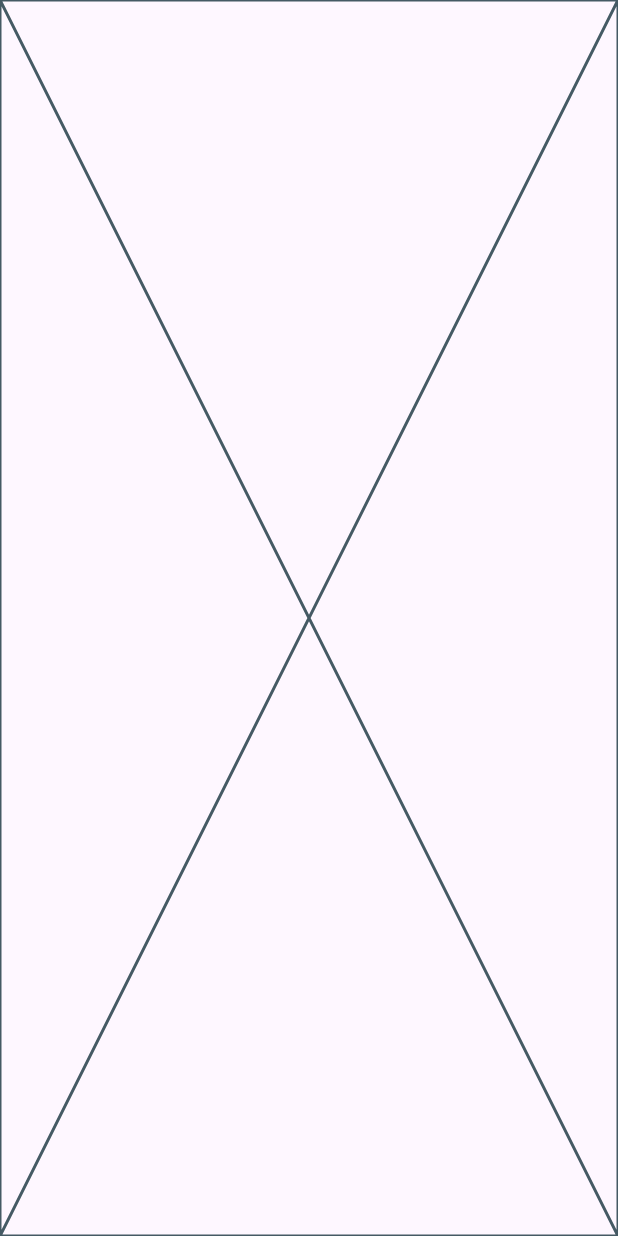
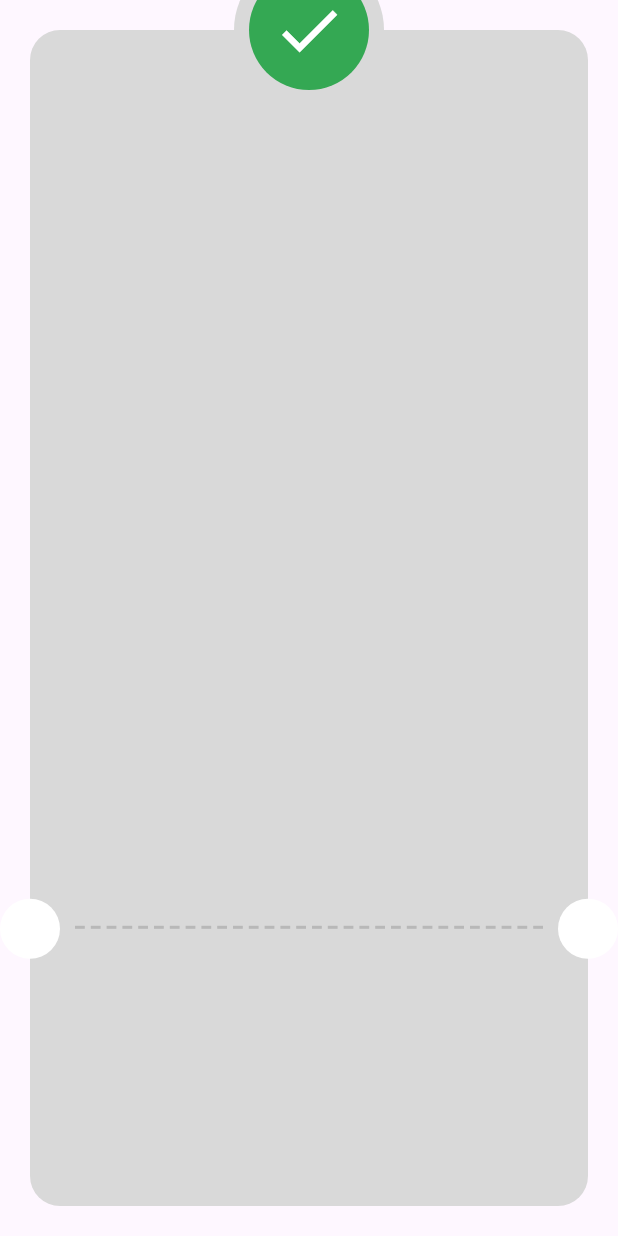
Before and after one commit to ibrahimfayed/checkout_app, a Flutter app: the ThankYouView screen opened directly, on a phone screen of 412 x 824 dp. Run offline on Flutter 3.47's test engine with Material 3 defaults, Android fonts, the phone set to English and light mode, and no system bars; our stand-ins replace flutter_credit_card, flutter_svg.

Commit message:
dash line

```diff
--- a/lib/Features/checkout/presentaion/views/thank_you_view_body.dart
+++ b/lib/Features/checkout/presentaion/views/thank_you_view_body.dart
@@ -5,6 +5,68 @@ class ThankYouViewBody extends StatelessWidget {
 
   @override
   Widget build(BuildContext context) {
-    return const Placeholder();
+    return Padding(
+      padding: const EdgeInsets.all(20),
+      child: Stack(
+        clipBehavior: Clip.none,
+        children: [
+          Container(
+            decoration: ShapeDecoration(
+              color: const Color(0xffD9D9D9),
+              shape: RoundedRectangleBorder(
+                borderRadius: BorderRadius.circular(20)
+              )
+            ),
+          ),
+          Positioned(
+            bottom: MediaQuery.sizeOf(context).height * 0.2 + 20,//20 is the redius of white circle
+            left: 8 + 20,//20 is the redius of white circle
+            right: 8 + 20,
+            child: Row(
+              children: List.generate(30, (index) =>
+              Expanded(
+                child: Padding(
+                  padding: const EdgeInsets.symmetric(horizontal: 2),
+                  child: Container(
+                    color:const Color(0xffB8B8B8),
+                    height: 2,
+                  ),
+                ),
+              )),
+            ),
+          ),
+          Positioned(
+            bottom: MediaQuery.sizeOf(context).height * 0.2,
+            left: -20,
+            child:const CircleAvatar(
+              backgroundColor: Colors.white,
+            )
+            ),
+            Positioned(
+            bottom: MediaQuery.sizeOf(context).height * 0.2,
+            right: -20,
+            child:const CircleAvatar(
+              backgroundColor: Colors.white,
+            )
+            ),
+         const  Positioned(
+            top: -50,
+            left: 0,
+            right: 0,
+             child:  CircleAvatar(
+              radius: 50,
+                backgroundColor: Color(0xffD9D9D9),
+                child: CircleAvatar(
+                  radius: 40,
+                  backgroundColor:  Color(0xff34A853),
+                  child: Icon(Icons.check,
+                  size: 50,
+                  color: Colors.white,),
+                ),
+              ),
+           )
+        ],
+      ),
+    );
   }
 }
```
